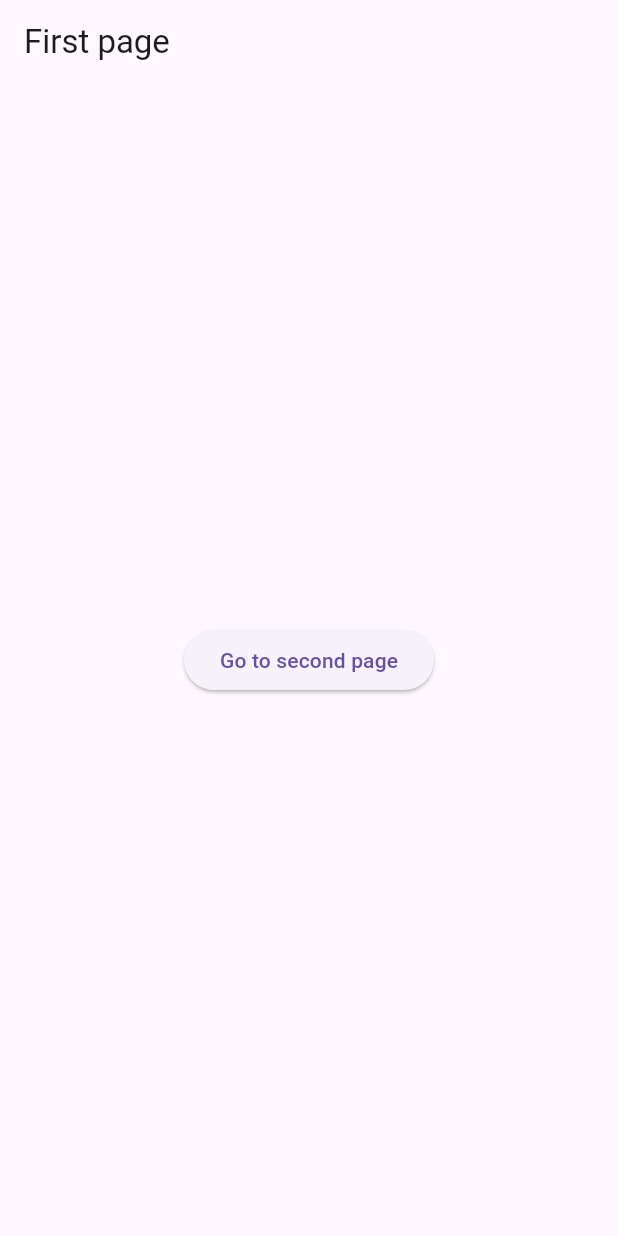
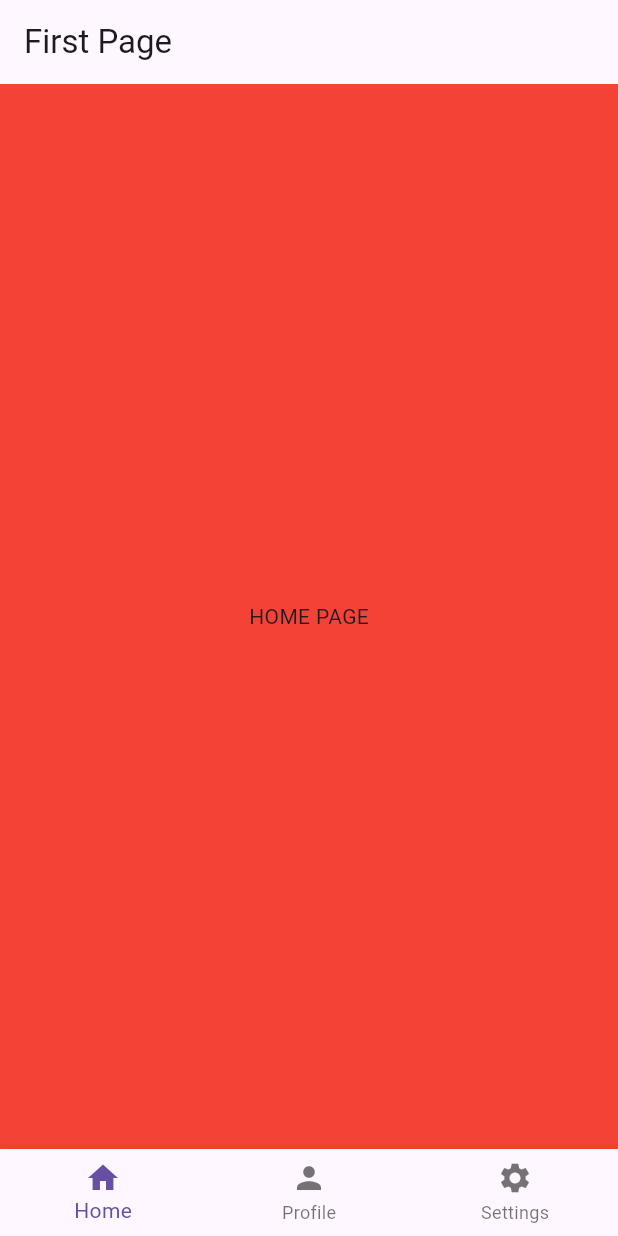
Before and after one commit to yrysNM/test, a Flutter app: the screen it shows after launch, on a phone screen of 412 x 824 dp. Run offline on Flutter 3.47's test engine with Material 3 defaults, Android fonts, the phone set to English and light mode, and no system bars.

Commit message:
base flutter navaigation bar

```diff
--- a/lib/main.dart
+++ b/lib/main.dart
@@ -1,6 +1,7 @@
 import 'package:flutter/material.dart';
 import 'package:hello_world/pages/first_page.dart';
-import 'package:hello_world/pages/second_page.dart';
+import 'package:hello_world/pages/home_page.dart';
+import 'package:hello_world/pages/settings_page.dart';
 
 void main() {
   runApp(MyApp());
@@ -20,7 +21,11 @@ class MyApp extends StatelessWidget {
     return MaterialApp(
       debugShowCheckedModeBanner: false,
       home: FirstPage(),
-      routes: {"/secondpage": (context) => SecondPage()},
+      routes: {
+        "/homepage": (context) => HomePage(),
+        "/settingspage": (context) => SettingsPage(),
+      },
+      // routes: {"/secondpage": (context) => SecondPage()},
     );
   }
 }
--- a/lib/pages/first_page.dart
+++ b/lib/pages/first_page.dart
@@ -1,29 +1,55 @@
-import "package:flutter/material.dart";
-import "package:hello_world/pages/second_page.dart";
+import 'package:flutter/material.dart';
+import 'package:hello_world/pages/home_page.dart';
+import 'package:hello_world/pages/profile_page.dart';
+import 'package:hello_world/pages/settings_page.dart';
 
-class FirstPage extends StatelessWidget {
-  const FirstPage({super.key});
+class FirstPage extends StatefulWidget {
+  FirstPage({super.key});
+
+  @override
+  State<FirstPage> createState() => _FirstPageState();
+}
+
+class _FirstPageState extends State<FirstPage> {
+  int _selectedIndex = 0;
+
+  void _navigateBottomBar(int index) {
+    setState(() {
+      _selectedIndex = index;
+    });
+  }
+
+  final List _pages = [
+    //  home page
+    HomePage(),
+    // profile page,
+    ProfilePage(),
+    // settings page,
+    SettingsPage(),
+  ];
 
   @override
   Widget build(BuildContext context) {
     return Scaffold(
-      appBar: AppBar(title: Text('First page')),
-      body: Center(
-        child: ElevatedButton(
-          onPressed: () {
-            // navigate to second page
+      appBar: AppBar(title: Text("First Page")),
+      body: _pages[_selectedIndex],
 
-            // set uped routes second variant of navigate
-            Navigator.pushNamed(context, "/secondpage");
+      bottomNavigationBar: BottomNavigationBar(
+        currentIndex: _selectedIndex,
+        onTap: _navigateBottomBar,
+        items: [
+          // home
+          BottomNavigationBarItem(icon: Icon(Icons.home), label: "Home"),
 
-            // without routes config first variant
-            // Navigator.push(
-            //   context,
-            //   MaterialPageRoute(builder: (context) => SecondPage()),
-            // );
-          },
-          child: Text("Go to second page"),
-        ),
+          // profile
+          BottomNavigationBarItem(icon: Icon(Icons.person), label: 'Profile'),
+
+          // settings
+          BottomNavigationBarItem(
+            icon: Icon(Icons.settings),
+            label: 'Settings',
+          ),
+        ],
       ),
     );
   }
--- /dev/null
+++ b/lib/pages/home_page.dart
@@ -0,0 +1,13 @@
+import 'package:flutter/material.dart';
+
+class HomePage extends StatelessWidget {
+  const HomePage({super.key});
+
+  @override
+  Widget build(BuildContext context) {
+    return Scaffold(
+      body: Center(child: Text("HOME PAGE")),
+      backgroundColor: Colors.red,
+    );
+  }
+}
--- a/lib/pages/second_page.dart
+++ /dev/null
@@ -1,10 +0,0 @@
-import "package:flutter/material.dart";
-
-class SecondPage extends StatelessWidget {
-  const SecondPage({super.key});
-
-  @override
-  Widget build(BuildContext context) {
-    return Scaffold(appBar: AppBar(title: Text('Second page')));
-  }
-}
```
Also changed, not shown: lib/pages/first_page_drawer.dart (added, +60 -0 lines), lib/pages/profile_page.dart (added, +13 -0 lines), lib/pages/settings_page.dart (added, +13 -0 lines).
